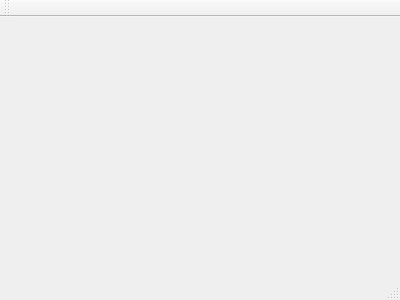
First picture: the form in mainwindow.ui, repository MJJR/Gestionnaire_Contact, before the edit.
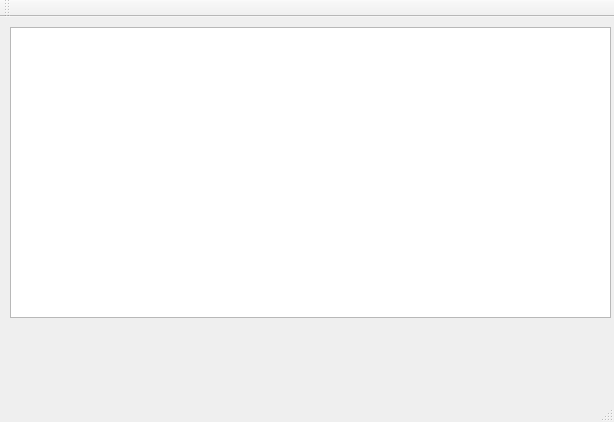
Second picture: the form after the edit.

Commit message: Ajout de l'affichage de la db sur l'ui

What changed in the file:
```diff
--- a/mainwindow.ui
+++ b/mainwindow.ui
@@ -1,24 +1,50 @@
 <ui version="4.0">
  <class>MainWindow</class>
- <widget class="QMainWindow" name="MainWindow" >
-  <property name="geometry" >
+ <widget class="QMainWindow" name="MainWindow">
+  <property name="geometry">
    <rect>
     <x>0</x>
     <y>0</y>
-    <width>400</width>
-    <height>300</height>
+    <width>614</width>
+    <height>422</height>
    </rect>
   </property>
   <property name="windowTitle" >
    <string>MainWindow</string>
   </property>
-  <widget class="QMenuBar" name="menuBar" />
-  <widget class="QToolBar" name="mainToolBar" />
-  <widget class="QWidget" name="centralWidget" />
-  <widget class="QStatusBar" name="statusBar" />
+  <widget class="QWidget" name="centralWidget">
+   <widget class="QTableView" name="tableView">
+    <property name="geometry">
+     <rect>
+      <x>10</x>
+      <y>10</y>
+      <width>601</width>
+      <height>291</height>
+     </rect>
+    </property>
+   </widget>
+  </widget>
+  <widget class="QMenuBar" name="menuBar">
+   <property name="geometry">
+    <rect>
+     <x>0</x>
+     <y>0</y>
+     <width>614</width>
+     <height>21</height>
+    </rect>
+   </property>
+  </widget>
+  <widget class="QToolBar" name="mainToolBar">
+   <attribute name="toolBarArea">
+    <enum>TopToolBarArea</enum>
+   </attribute>
+   <attribute name="toolBarBreak">
+    <bool>false</bool>
+   </attribute>
+  </widget>
+  <widget class="QStatusBar" name="statusBar"/>
  </widget>
- <layoutDefault spacing="6" margin="11" />
- <pixmapfunction></pixmapfunction>
+ <layoutdefault spacing="6" margin="11"/>
  <resources/>
  <connections/>
 </ui>
```
Left out of the diff: 3 changed lines with no effect on the pictures. The commit also changes 5 other files.
